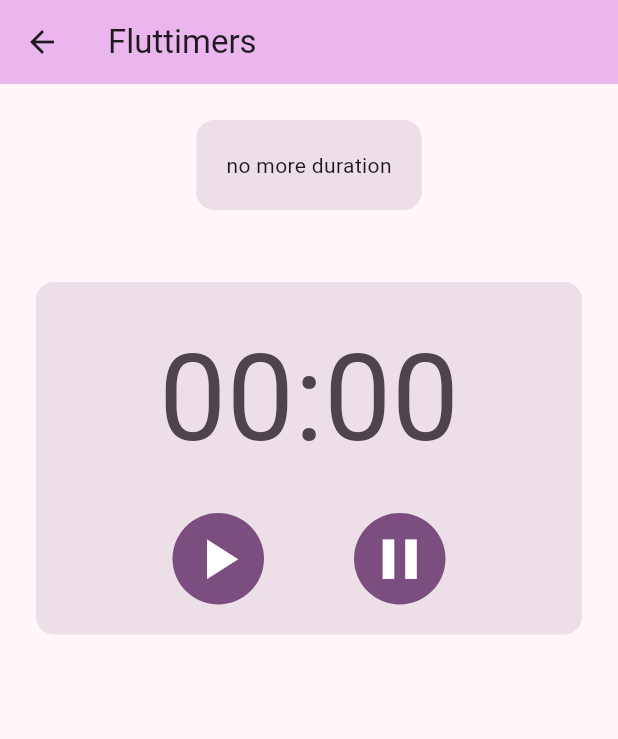
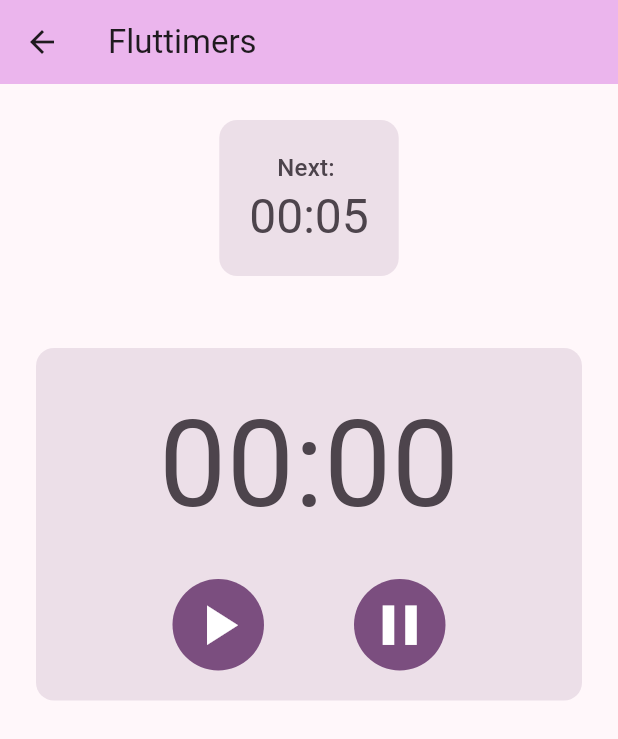
Before and after one commit to FloLiMar/fluttimers, a Flutter app: the TimerSelectorScreen screen opened directly, after a tap on "Validate", on a phone screen of 412 x 824 dp. Shown: the top 739 px of the screen. Run offline on Flutter 3.47's test engine with Material 3 defaults, Android fonts, the phone set to English and light mode, and no system bars; our stand-ins replace flutter_svg; generated files the repository leaves out were written again.

Commit message:
TIMER-06 add sequence multiple countdowns reading;

```diff
--- a/lib/countDownTimer/presentation/CountDownTimer.dart
+++ b/lib/countDownTimer/presentation/CountDownTimer.dart
@@ -4,10 +4,18 @@ import 'package:dev/common/widget/FilledCard.dart';
 import 'package:flutter/material.dart';
 import '../../common/constants.dart' as constants;
 
+typedef OnEndHandler = void Function();
+
 class CountDownTimer extends StatefulWidget {
   final Duration duration;
+  final OnEndHandler onEndHandler;
+  final bool isAutoStart;
 
-  const CountDownTimer({super.key, required this.duration});
+  const CountDownTimer(
+      {super.key,
+      required this.duration,
+      required this.onEndHandler,
+      required this.isAutoStart});
 
   @override
   State<CountDownTimer> createState() => _CountDownTimerState();
@@ -22,6 +30,17 @@ class _CountDownTimerState extends State<CountDownTimer> {
     super.initState();
     setState(() {
       localDuration = Duration(seconds: widget.duration.inSeconds);
+    });
+  }
+
+  @override
+  void didUpdateWidget(CountDownTimer oldWidget) {
+    super.didUpdateWidget(oldWidget);
+    setState(() {
+      localDuration = Duration(seconds: widget.duration.inSeconds);
+      if (widget.isAutoStart) {
+        startTimer();
+      }
     });
   }
 
@@ -40,6 +59,7 @@ class _CountDownTimerState extends State<CountDownTimer> {
       final seconds = localDuration.inSeconds - reduceSecondsBy;
       if (seconds < 0) {
         countdownTimer!.cancel();
+        widget.onEndHandler();
       } else {
         localDuration = Duration(seconds: seconds);
       }
--- a/lib/countDownTimer/presentation/CountDownTimersListWidget.dart
+++ b/lib/countDownTimer/presentation/CountDownTimersListWidget.dart
@@ -1,8 +1,11 @@
+import 'package:dev/common/style.dart';
 import 'package:dev/common/widget/FilledCard.dart';
 import 'package:dev/countDownTimer/presentation/CountDownTimer.dart';
+import 'package:dev/countDownTimer/presentation/next_count_down_timer.dart';
 import 'package:dev/sequence/controller/SequenceController.dart';
 import 'package:flutter/material.dart';
 import 'package:provider/provider.dart';
+import '../../common/constants.dart' as constants;
 
 class CountDownTimersListWidget extends StatelessWidget {
   const CountDownTimersListWidget({super.key});
@@ -10,13 +13,21 @@ class CountDownTimersListWidget extends StatelessWidget {
   @override
   Widget build(BuildContext context) {
     SequenceController sequenceController = context.watch<SequenceController>();
-    Duration? currentDuration = sequenceController.getFirstDuration();
-    Duration? nextDuration = sequenceController.getNextDuration();
-    return Column(
-      children: [
-        FilledCard(child: nextDuration != null ? Text(nextDuration.toString()) : Text('no more duration')),
-        CountDownTimer(duration: currentDuration ?? const Duration(seconds: 0))
-      ],
-    );
+    Duration? currentDuration = sequenceController.getDuration();
+    return Column(children: [
+      const NextCountDownTimer(),
+      currentDuration != null
+          ? CountDownTimer(
+              duration: currentDuration,
+              onEndHandler: sequenceController.increaseIndex,
+              isAutoStart: sequenceController.index > 0,
+            )
+          : FilledCard(child: LayoutBuilder(
+              builder: (BuildContext ctx, BoxConstraints constraints) {
+              return SizedBox(
+                  width: constraints.maxWidth,
+                  child: getSvgWidget('FinishLine', constants.largeIcon));
+            }))
+    ]);
   }
 }
--- a/lib/countDownTimer/presentation/CountDownTimersWidget.dart
+++ b/lib/countDownTimer/presentation/CountDownTimersWidget.dart
@@ -10,12 +10,11 @@ class CountDownTimersWidget extends StatelessWidget {
   @override
   Widget build(BuildContext context) {
     return Consumer<SequenceController>(
-        builder: (context, sequenceController, child) {
-          if (sequenceController.durations.isEmpty) {
-            return const EmptyCountDownTimersWidget();
-          }
-          return const CountDownTimersListWidget();
-        },
-      );
+      builder: (context, sequenceController, child) {
+        return sequenceController.durations.isEmpty
+            ? const EmptyCountDownTimersWidget()
+            : const CountDownTimersListWidget();
+      },
+    );
   }
 }
--- a/lib/sequence/controller/SequenceController.dart
+++ b/lib/sequence/controller/SequenceController.dart
@@ -2,17 +2,29 @@ import 'package:flutter/material.dart';
 
 class SequenceController with ChangeNotifier {
   List<Duration> durations = [];
+  int index = 0;
 
   void addDuration(int secondDuration) {
     durations.add(Duration(seconds: secondDuration));
+    durations.add(Duration(seconds: 5));
+    durations.add(Duration(seconds: 5));
     notifyListeners();
   }
 
-  Duration? getFirstDuration() {
-    return durations.isNotEmpty ? durations.first : null;
+  void increaseIndex() {
+    index++;
+    notifyListeners();
+  }
+
+  Duration? getDuration() {
+    return durations.length > index ? durations[index] : null;
   }
 
   Duration? getNextDuration() {
-    return durations.length > 1 ? durations[1] : null;
+    return durations.length > index+1 ? durations[index+1] : null;
+  }
+
+  bool isLastNextDuration() {
+    return getNextDuration() != null && durations.length == index+2;
   }
 }
```
